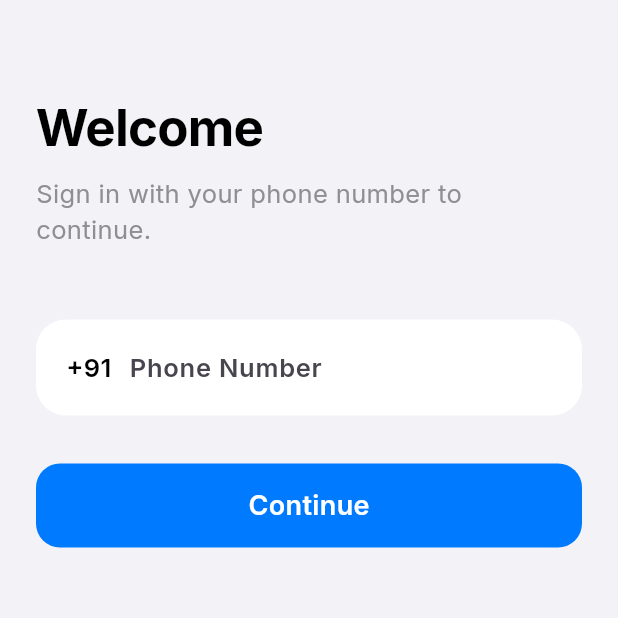
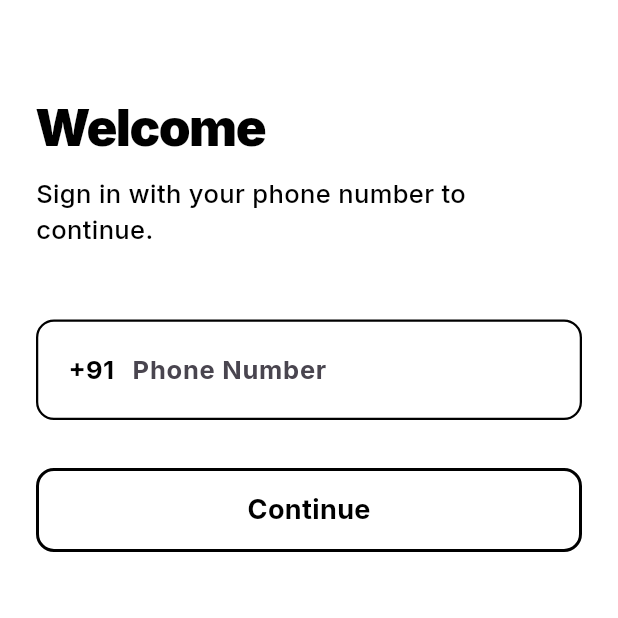
Before and after one commit to pandatern/makco, a Flutter app: the AuthScreen screen opened directly, on a phone screen of 412 x 824 dp, the top half of it. Run offline on Flutter 3.47's test engine with Material 3 defaults, Android fonts, the phone set to English and light mode, and no system bars; our stand-ins replace google_fonts, qr_flutter, shared_preferences, webview_flutter; accounts and stored records are empty.

Commit message:
feat: Pure B&W High-Contrast Theme & Loading Optimizations (Polling, Splash Speedup)

```diff
--- a/frontend_flutter/lib/main.dart
+++ b/frontend_flutter/lib/main.dart
@@ -64,7 +64,7 @@ class _MakcoAppState extends State<MakcoApp> {
       debugShowCheckedModeBanner: false,
       theme: ThemeData(
         useMaterial3: true,
-        scaffoldBackgroundColor: const Color(0xFFF2F2F7),
+        scaffoldBackgroundColor: Colors.white,
       ),
       home: _showSplash
         ? SplashScreen(onFinished: () => setState(() => _showSplash = false))
--- a/frontend_flutter/lib/providers/booking_provider.dart
+++ b/frontend_flutter/lib/providers/booking_provider.dart
@@ -83,9 +83,9 @@ class BookingProvider extends ChangeNotifier {
       final searchId = response['searchId'];
 
       if (searchId != null) {
-        // Simple polling logic: 3 attempts
-        for (int i = 0; i < 3; i++) {
-          await Future.delayed(const Duration(seconds: 2));
+        // Optimized polling: shorter delay, 4 attempts
+        for (int i = 0; i < 4; i++) {
+          await Future.delayed(const Duration(milliseconds: 800));
           final q = await _api.getQuotes(searchId);
           if (q.isNotEmpty) {
             quotes = q;
--- a/frontend_flutter/lib/screens/splash_screen.dart
+++ b/frontend_flutter/lib/screens/splash_screen.dart
@@ -14,7 +14,7 @@ class _SplashScreenState extends State<SplashScreen> {
   @override
   void initState() {
     super.initState();
-    Future.delayed(const Duration(milliseconds: 1800), widget.onFinished);
+    Future.delayed(const Duration(milliseconds: 600), widget.onFinished);
   }
 
   @override
--- a/frontend_flutter/lib/theme/brutalist_style.dart
+++ b/frontend_flutter/lib/theme/brutalist_style.dart
@@ -4,32 +4,33 @@ import 'package:google_fonts/google_fonts.dart';
 class AppleColors {
   static const Color white = Color(0xFFFFFFFF);
   static const Color black = Color(0xFF000000);
-  static const Color bg = Color(0xFFF2F2F7); // iOS System Background
+  static const Color bg = Color(0xFFFFFFFF); // Pure White Background
   static const Color surface = Color(0xFFFFFFFF);
-  static const Color blue = Color(0xFF007AFF); // iOS Blue
-  static const Color gray = Color(0xFF8E8E93); // iOS Gray
-  static const Color lightGray = Color(0xFFD1D1D6);
-  static const Color error = Color(0xFFFF3B30); // iOS Red
+  static const Color blue = Color(0xFF000000); // Standard actions are now Pure Black
+  static const Color gray = Color(0xFF000000); // High contrast
+  static const Color lightGray = Color(0xFFEEEEEE);
+  static const Color error = Color(0xFF000000); // Pure B&W
 }
 
 class AppleStyle {
-  static const double borderRadius = 20.0;
-  static const double squircleRadius = 24.0;
+  static const double borderRadius = 12.0; // Slightly tighter corners for B&W look
+  static const double squircleRadius = 16.0;
 
   static BoxDecoration cardDecoration({
     Color color = AppleColors.surface,
     double radius = borderRadius,
-    bool hasShadow = true,
+    bool hasShadow = false, // Pure B&W often looks better with borders than shadows
   }) {
     return BoxDecoration(
       color: color,
       borderRadius: BorderRadius.circular(radius),
+      border: Border.all(color: AppleColors.black, width: 1.5), // Sharp black border
       boxShadow: hasShadow
           ? [
-              BoxShadow(
-                color: Colors.black.withOpacity(0.05),
-                offset: const Offset(0, 4),
-                blurRadius: 12,
+              const BoxShadow(
+                color: Colors.black,
+                offset: Offset(4, 4), // Hard offset shadow for depth
+                blurRadius: 0,
               )
             ]
           : [],
@@ -39,25 +40,24 @@ class AppleStyle {
   static TextStyle largeTitle() {
     return GoogleFonts.inter(
       fontSize: 34,
-      fontWeight: FontWeight.w700,
+      fontWeight: FontWeight.w900, // Extra bold for B&W
       color: AppleColors.black,
-      letterSpacing: -0.5,
+      letterSpacing: -1.0,
     );
   }
 
   static TextStyle title() {
     return GoogleFonts.inter(
       fontSize: 20,
-      fontWeight: FontWeight.w600,
+      fontWeight: FontWeight.w800,
       color: AppleColors.black,
-      letterSpacing: -0.3,
     );
   }
 
   static TextStyle body({bool bold = false, Color color = AppleColors.black}) {
     return GoogleFonts.inter(
       fontSize: 17,
-      fontWeight: bold ? FontWeight.w600 : FontWeight.w400,
+      fontWeight: bold ? FontWeight.w700 : FontWeight.w500,
       color: color,
     );
   }
@@ -65,8 +65,8 @@ class AppleStyle {
   static TextStyle footnote() {
     return GoogleFonts.inter(
       fontSize: 13,
-      fontWeight: FontWeight.w400,
-      color: AppleColors.gray,
+      fontWeight: FontWeight.w600,
+      color: AppleColors.black,
     );
   }
 }
--- a/frontend_flutter/lib/widgets/brutalist_button.dart
+++ b/frontend_flutter/lib/widgets/brutalist_button.dart
@@ -4,14 +4,14 @@ import '../theme/brutalist_style.dart';
 class AppleButton extends StatefulWidget {
   final String text;
   final VoidCallback? onTap;
-  final Color color;
+  final Color? color;
   final bool isLoading;
 
   const AppleButton({
     Key? key,
     required this.text,
     this.onTap,
-    this.color = AppleColors.blue,
+    this.color,
     this.isLoading = false,
   }) : super(key: key);
 
@@ -54,19 +54,20 @@ class _AppleButtonState extends State<AppleButton> with SingleTickerProviderStat
           width: double.infinity,
           height: 56,
           decoration: BoxDecoration(
-            color: isEnabled ? widget.color : AppleColors.lightGray,
-            borderRadius: BorderRadius.circular(16),
+            color: isEnabled ? (widget.color ?? Colors.white) : Colors.grey[100],
+            borderRadius: BorderRadius.circular(12),
+            border: isEnabled ? Border.all(color: Colors.black, width: 2) : null,
           ),
           alignment: Alignment.center,
           child: widget.isLoading
               ? const SizedBox(
                   width: 24,
                   height: 24,
-                  child: CircularProgressIndicator(color: Colors.white, strokeWidth: 2.5),
+                  child: CircularProgressIndicator(color: Colors.black, strokeWidth: 2.5),
                 )
               : Text(
                   widget.text,
-                  style: AppleStyle.body(bold: true, color: Colors.white).copyWith(fontSize: 18),
+                  style: AppleStyle.body(bold: true, color: Colors.black).copyWith(fontSize: 18),
                 ),
         ),
       ),
```
